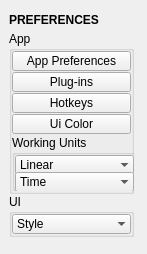
m3trik/tentacle, file tentacle/ui/preferences.ui: the form before one commit.
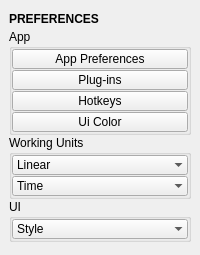
The form after the commit. Custom widgets are drawn as their Qt base class.

What changed in the file:
```diff
--- a/tentacle/ui/preferences.ui
+++ b/tentacle/ui/preferences.ui
@@ -9,22 +9,10 @@
    <rect>
     <x>0</x>
     <y>0</y>
-    <width>147</width>
-    <height>254</height>
+    <width>200</width>
+    <height>255</height>
    </rect>
   </property>
-  <property name="minimumSize">
-   <size>
-    <width>0</width>
-    <height>0</height>
-   </size>
-  </property>
-  <property name="maximumSize">
-   <size>
-    <width>999</width>
-    <height>999</height>
-   </size>
-  </property>
   <property name="windowTitle">
    <string>Toolkit</string>
   </property>
@@ -38,6 +26,12 @@
    <set>QMainWindow::AllowNestedDocks|QMainWindow::AllowTabbedDocks|QMainWindow::AnimatedDocks|QMainWindow::ForceTabbedDocks</set>
   </property>
   <widget class="QWidget" name="central_widget">
+   <property name="minimumSize">
+    <size>
+     <width>200</width>
+     <height>0</height>
+    </size>
+   </property>
    <layout class="QVBoxLayout" name="verticalLayout_2">
     <item>
      <layout class="QVBoxLayout" name="verticalLayout">
@@ -45,17 +39,11 @@
        <number>0</number>
       </property>
       <item>
-       <widget class="DraggableHeader" name="draggableHeader">
+       <widget class="Header" name="header">
         <property name="minimumSize">
          <size>
           <width>0</width>
-          <height>22</height>
-         </size>
-        </property>
-        <property name="maximumSize">
-         <size>
-          <width>125</width>
-          <height>22</height>
+          <height>20</height>
          </size>
         </property>
         <property name="font">
@@ -71,18 +59,6 @@
       </item>
       <item>
        <widget class="QGroupBox" name="app">
-        <property name="minimumSize">
-         <size>
-          <width>125</width>
-          <height>0</height>
-         </size>
-        </property>
-        <property name="maximumSize">
-         <size>
-          <width>125</width>
-          <height>999</height>
-         </size>
-        </property>
         <property name="title">
          <string>App</string>
         </property>
@@ -112,7 +88,7 @@
            </property>
            <property name="maximumSize">
             <size>
-             <width>999</width>
+             <width>16777215</width>
              <height>20</height>
             </size>
            </property>
@@ -131,7 +107,7 @@
            </property>
            <property name="maximumSize">
             <size>
-             <width>999</width>
+             <width>16777215</width>
              <height>20</height>
             </size>
            </property>
@@ -150,7 +126,7 @@
            </property>
            <property name="maximumSize">
             <size>
-             <width>999</width>
+             <width>16777215</width>
              <height>20</height>
             </size>
            </property>
@@ -172,7 +148,7 @@
            </property>
            <property name="maximumSize">
             <size>
-             <width>999</width>
+             <width>16777215</width>
              <height>20</height>
             </size>
            </property>
@@ -184,26 +160,17 @@
            </property>
           </widget>
          </item>
+        </layout>
+       </widget>
+      </item>
          <item>
           <widget class="QGroupBox" name="units">
-           <property name="minimumSize">
-            <size>
-             <width>125</width>
-             <height>56</height>
-            </size>
-           </property>
-           <property name="maximumSize">
-            <size>
-             <width>125</width>
-             <height>999</height>
-            </size>
-           </property>
            <property name="title">
             <string>Working Units</string>
            </property>
            <layout class="QVBoxLayout" name="verticalLayout_4">
             <property name="spacing">
-             <number>0</number>
+          <number>1</number>
             </property>
             <property name="leftMargin">
              <number>0</number>
@@ -227,7 +194,7 @@
               </property>
               <property name="maximumSize">
                <size>
-                <width>999</width>
+             <width>16777215</width>
                 <height>20</height>
                </size>
               </property>
@@ -260,7 +227,7 @@
               </property>
               <property name="maximumSize">
                <size>
-                <width>999</width>
+             <width>16777215</width>
                 <height>20</height>
                </size>
               </property>
@@ -286,23 +253,8 @@
            </layout>
           </widget>
          </item>
-        </layout>
-       </widget>
-      </item>
       <item>
        <widget class="QGroupBox" name="ui">
-        <property name="minimumSize">
-         <size>
-          <width>125</width>
-          <height>0</height>
-         </size>
-        </property>
-        <property name="maximumSize">
-         <size>
-          <width>125</width>
-          <height>999</height>
-         </size>
-        </property>
         <property name="title">
          <string>UI</string>
         </property>
@@ -332,7 +284,7 @@
            </property>
            <property name="maximumSize">
             <size>
-             <width>999</width>
+             <width>16777215</width>
              <height>20</height>
             </size>
            </property>
@@ -378,14 +330,14 @@
  </widget>
  <customwidgets>
   <customwidget>
-   <class>DraggableHeader</class>
+   <class>Header</class>
    <extends>QLabel</extends>
-   <header>draggableHeader.h</header>
+   <header>uitk.widgets.header.Header.h</header>
   </customwidget>
   <customwidget>
    <class>ComboBox</class>
    <extends>QComboBox</extends>
-   <header>widgets.combobox.h</header>
+   <header>uitk.widgets.comboBox.ComboBox.h</header>
   </customwidget>
  </customwidgets>
  <resources/>
```
Lines whose indentation alone changed are shown as unchanged.
